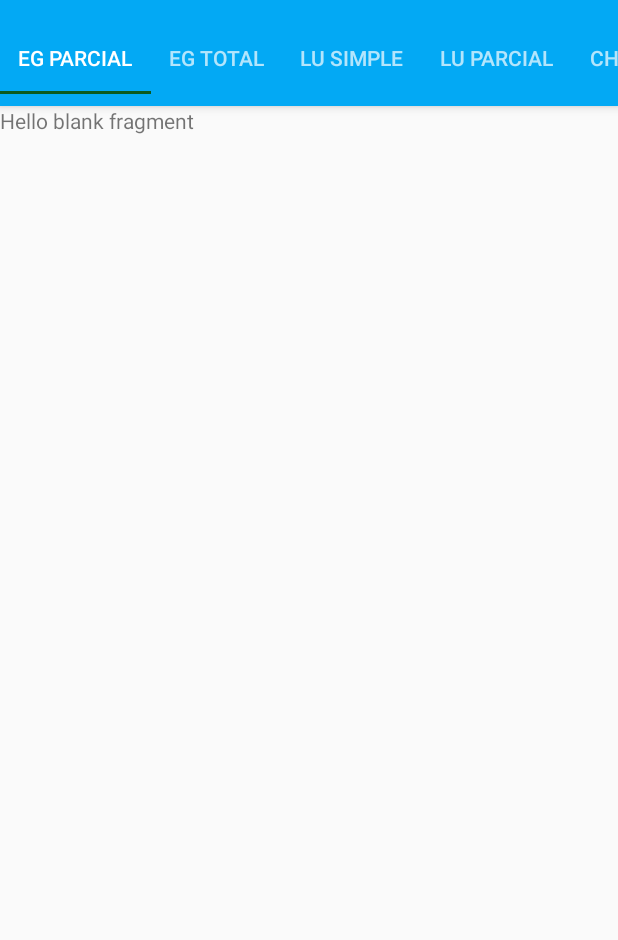
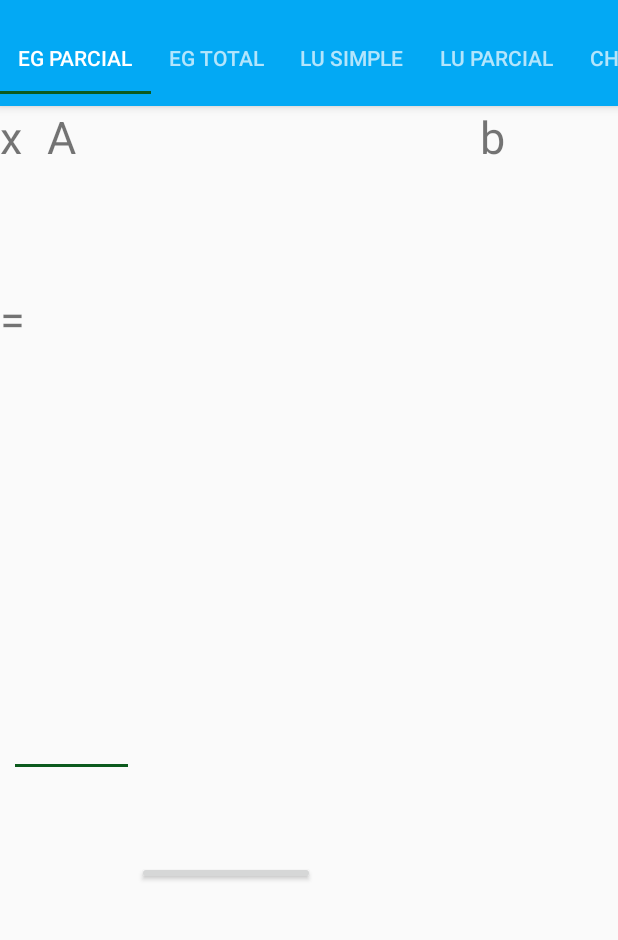
Before and after one commit to jvalen92/Analisis-Numerico, an Android app: the EGParcial screen opened directly, with no data from a screen before it, on a phone screen of 412 x 824 dp, the part 62-1002 px from its top. Run offline under Robolectric (Android 15) with nearby library versions, the phone set to English and light mode, and no system bars.

Commit message:
Creando Layout de Sistemas de Ecuaciones

```diff
--- a/Urano2/app/src/main/java/com/example/sebas/urano/Fragments/EGParcial.java
+++ b/Urano2/app/src/main/java/com/example/sebas/urano/Fragments/EGParcial.java
@@ -2,18 +2,30 @@ package com.example.sebas.urano.Fragments;
 
 
 import android.os.Bundle;
+import android.support.design.widget.TabLayout;
 import android.support.v4.app.Fragment;
+import android.text.InputType;
 import android.view.LayoutInflater;
 import android.view.View;
 import android.view.ViewGroup;
+import android.widget.EditText;
+import android.widget.TableLayout;
+import android.widget.TableRow;
+import android.widget.TextView;
+import android.widget.Toast;
 
+import com.example.sebas.urano.Matriz;
+import com.example.sebas.urano.Methods.SistemaDeEcuaciones;
 import com.example.sebas.urano.R;
 
 /**
  * A simple {@link Fragment} subclass.
  */
 public class EGParcial extends Fragment {
-
+    private TableLayout A;
+    private TableLayout B;
+    private TableLayout X;
+    private TableLayout matrixAb;
 
     public EGParcial() {
         // Required empty public constructor
@@ -24,7 +36,81 @@ public class EGParcial extends Fragment {
     public View onCreateView(LayoutInflater inflater, ViewGroup container,
                              Bundle savedInstanceState) {
         // Inflate the layout for this fragment
-        return inflater.inflate(R.layout.fragment_egparcial, container, false);
+        View inflaterView = inflater.inflate(R.layout.fragment_egparcial,
+                container, false);
+        A = (TableLayout) inflaterView.findViewById(R.id.matrizA);
+        B = (TableLayout) inflaterView.findViewById(R.id.vectorB);
+        X = (TableLayout) inflaterView.findViewById(R.id.vectorX);
+        matrixAb = (TableLayout) inflaterView.findViewById(R.id.matrixAb);
+        createTable(inflaterView);
+        return inflaterView;
     }
 
+    /**
+     * Captura los datos ingresados en la matriz
+     * y ejecuta el metodo
+     */
+    public void submit(View view) {
+        try {
+            int n = Integer.parseInt(((EditText) view.findViewById(R.id.numero)).getText().toString());
+            double A[][] = new double[n][n];
+            TableLayout tb = (TableLayout) view.findViewById(R.id.vectorB);
+            double b[] = new double[n];
+            for (int i = 0; i < n; i++) {
+                EditText ed1 = (EditText) tb.findViewById(i);
+                b[i] = Double.parseDouble(ed1.getText().toString());
+                TableRow row = (TableRow) view.findViewById(i);
+                for (int j = 0; j < n; j++) {
+                    EditText ed = (EditText)(row.findViewById(n + j));
+                    A[i][j] = Double.parseDouble(ed.getText().toString());
+                }
+            }
+            double solucion [] = SistemaDeEcuaciones.eliminacionGaussianaParcial(A, b);
+        } catch (Exception e) {
+            Toast.makeText(this.getContext(), e.getMessage(),
+                    Toast.LENGTH_LONG).show();
+        }
+    }
+
+    /**
+     * Este metodo se encarga de obtener la tabla de la vista y reconstruirla segun los parametros
+     * definidos por el usuario
+    */
+    public void createTable(View view) {
+        try {
+            int n = Integer.parseInt(((EditText) view.findViewById(R.id.numero)).getText().toString());
+            A.removeAllViews();
+            crearB(view, n);
+            for (int i = 0; i < n; i++) {
+                TableRow row = new TableRow(this.getContext());
+                row.setId(i);
+                for (int j = 0; j < n; j++) {
+                    EditText editText = new EditText(this.getContext());
+                    editText.setId(n + j);
+                    editText.setInputType(InputType.TYPE_NUMBER_FLAG_DECIMAL);
+                    editText.setText("0");
+                    row.addView(editText);
+                }
+                A.addView(row);
+            }
+        } catch (Exception e) {
+            Toast.makeText(this.getContext(), "Por favor ingresa un numero",
+                    Toast.LENGTH_LONG).show();
+        }
+    }
+
+    /**
+     * Crea la matriz b y la muestra al usuario
+     */
+    TableLayout crearB(View view, int n) {
+        B.removeAllViews();
+        for (int i = 0; i < n; i++) {
+            EditText ed = new EditText(this.getContext());
+            ed.setId(i);
+            ed.setInputType(InputType.TYPE_NUMBER_FLAG_DECIMAL);
+            ed.setText("0");
+            B.addView(ed);
+        }
+        return B;
+    }
 }
--- a/Urano2/app/src/main/res/layout/fragment_egparcial.xml
+++ b/Urano2/app/src/main/res/layout/fragment_egparcial.xml
@@ -1,14 +1,165 @@
 <?xml version="1.0" encoding="utf-8"?>
-<FrameLayout xmlns:android="http://schemas.android.com/apk/res/android"
-    xmlns:tools="http://schemas.android.com/tools"
+<RelativeLayout xmlns:android="http://schemas.android.com/apk/res/android"
+    xmlns:app="http://schemas.android.com/apk/res-auto"
     android:layout_width="match_parent"
     android:layout_height="match_parent"
-    tools:context=".Fragments.EGParcial">
+    android:id="@+id/frame"
+    xmlns:tools="http://schemas.android.com/tools">
 
-    <!-- TODO: Update blank fragment layout -->
     <TextView
-        android:layout_width="match_parent"
-        android:layout_height="match_parent"
-        android:text="@string/hello_blank_fragment" />
+        android:id="@+id/A"
+        android:layout_width="wrap_content"
+        android:layout_height="wrap_content"
+        android:layout_alignStart="@+id/scrollViewA"
+        android:layout_alignParentTop="true"
+        android:layout_marginStart="11dp"
+        android:layout_marginTop="0dp"
+        android:text="A"
+        android:textSize="30sp" />
 
-</FrameLayout>
+    <TextView
+        android:id="@+id/b"
+        android:layout_width="wrap_content"
+        android:layout_height="wrap_content"
+        android:layout_alignStart="@+id/button3"
+        android:layout_alignParentTop="true"
+        android:layout_marginStart="320dp"
+        android:layout_marginTop="0dp"
+        android:text="b"
+        android:textSize="30sp" />
+
+    <TextView
+        android:id="@+id/x"
+        android:layout_width="wrap_content"
+        android:layout_height="wrap_content"
+        android:layout_alignEnd="@+id/button2"
+        android:layout_alignParentTop="true"
+        android:layout_marginTop="0dp"
+        android:layout_marginEnd="26dp"
+        android:text="x"
+        android:textSize="30sp" />
+
+    <TextView
+        android:id="@+id/equal"
+        android:layout_width="wrap_content"
+        android:layout_height="wrap_content"
+        android:layout_alignEnd="@+id/button2"
+        android:layout_alignParentTop="true"
+        android:layout_marginTop="121dp"
+        android:layout_marginEnd="-19dp"
+        android:text="="
+        android:textSize="30sp" />
+
+    <EditText
+        android:id="@+id/numero"
+        android:layout_width="83dp"
+        android:layout_height="wrap_content"
+        android:layout_alignParentStart="false"
+        android:layout_alignParentTop="false"
+        android:layout_centerInParent="false"
+        android:layout_marginStart="6dp"
+        android:layout_marginTop="402dp"
+        android:ems="10"
+        android:inputType="number" />
+
+    <ScrollView
+        android:id="@+id/scrollViewA"
+        android:layout_width="200dp"
+        android:layout_height="200dp"
+        android:layout_marginTop="40dp"
+        android:layout_marginLeft="20dp">
+
+        <HorizontalScrollView
+            android:layout_width="wrap_content"
+            android:layout_height="wrap_content">
+            <TableLayout
+                android:id="@+id/matrizA"
+                android:layout_width="wrap_content"
+                android:layout_height="wrap_content">
+            </TableLayout>
+        </HorizontalScrollView>
+    </ScrollView>
+
+    <ScrollView
+        android:id="@+id/scrollViewB"
+        android:layout_width="60dp"
+        android:layout_height="200dp"
+        android:layout_marginStart="-47dp"
+        android:layout_marginLeft="-47dp"
+        android:layout_marginTop="40dp"
+        android:layout_toEndOf="@+id/scrollViewX"
+        android:layout_toRightOf="@+id/scrollViewX">
+
+        <HorizontalScrollView
+            android:layout_width="wrap_content"
+            android:layout_height="wrap_content">
+
+            <TableLayout
+                android:id="@+id/vectorB"
+                android:layout_width="wrap_content"
+                android:layout_height="wrap_content">
+
+            </TableLayout>
+        </HorizontalScrollView>
+    </ScrollView>
+
+    <ScrollView
+        android:id="@+id/scrollViewX"
+        android:layout_width="60dp"
+        android:layout_height="200dp"
+        android:layout_marginStart="104dp"
+        android:layout_marginLeft="104dp"
+        android:layout_marginTop="40dp"
+        android:layout_toEndOf="@+id/scrollViewA"
+        android:layout_toRightOf="@+id/scrollViewA">
+
+        <HorizontalScrollView
+            android:layout_width="wrap_content"
+            android:layout_height="wrap_content">
+
+            <TableLayout
+                android:id="@+id/vectorX"
+                android:layout_width="wrap_content"
+                android:layout_height="wrap_content">
+
+            </TableLayout>
+        </HorizontalScrollView>
+    </ScrollView>
+
+    <ScrollView
+        android:id="@+id/scrollView4"
+        android:layout_width="340dp"
+        android:layout_height="200dp"
+        android:layout_alignParentTop="true"
+        android:layout_marginStart="15dp"
+        android:layout_marginLeft="20dp"
+        android:layout_marginTop="294dp">
+
+        <HorizontalScrollView
+            android:layout_width="wrap_content"
+            android:layout_height="wrap_content">
+
+            <TableLayout
+                android:id="@+id/matrixAb"
+                android:layout_width="wrap_content"
+                android:layout_height="wrap_content">
+
+            </TableLayout>
+        </HorizontalScrollView>
+    </ScrollView>
+
+
+    <Button
+        android:id="@+id/CrearMatriz"
+        android:layout_width="wrap_content"
+        android:layout_height="wrap_content"
+        android:layout_alignParentStart="true"
+        android:layout_alignParentLeft="true"
+        android:layout_alignParentTop="true"
+        android:layout_marginStart="91dp"
+        android:layout_marginLeft="91dp"
+        android:layout_marginTop="503dp"
+        android:onClick="createTable"
+        android:text="CrearMatriz"
+        android:textColor="@android:color/white" />
+</RelativeLayout>
```
